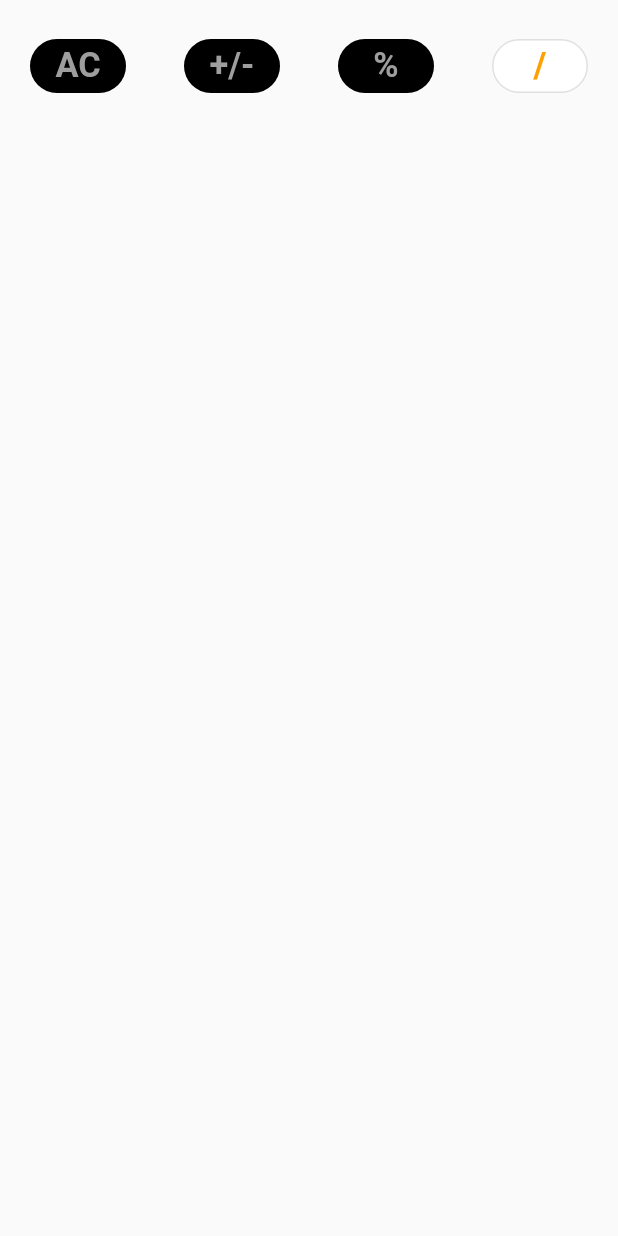
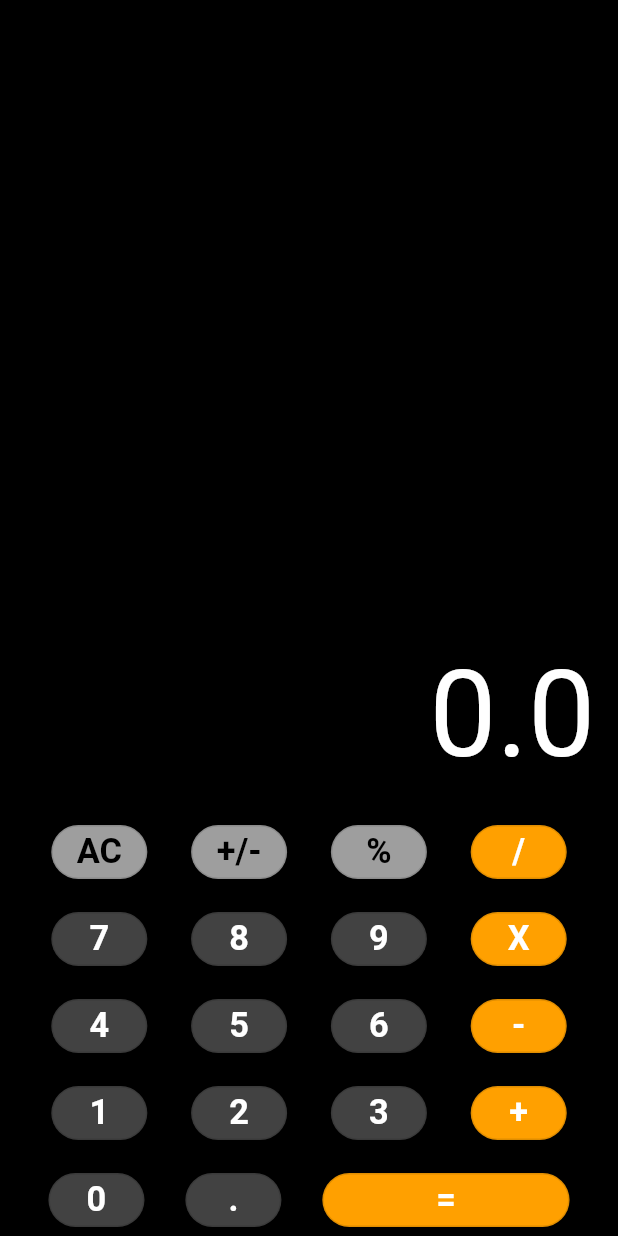
Before and after one commit to devOmedia/calculate_flutter, a Flutter app: the screen it shows after launch, on a phone screen of 412 x 824 dp. Run offline on Flutter 3.47's test engine with Material 2 defaults, Android fonts, the phone set to English and light mode, and no system bars.

Commit message:
modified the ui

```diff
--- a/lib/homeScreen.dart
+++ b/lib/homeScreen.dart
@@ -8,32 +8,116 @@ class HomeScreen extends StatefulWidget {
 }
 
 class _HomeScreenState extends State<HomeScreen> {
-  String result = '1728';
+  String resultTxt = '0.0';
+  final Color btnColor = Colors.grey.shade800;
+  final Color symbolColor = Colors.white;
+
   @override
   Widget build(BuildContext context) {
     return Scaffold(
+      backgroundColor: Colors.black,
       body: Padding(
-        padding: const EdgeInsets.all(10),
-        child: Column(children: [
+        padding: const EdgeInsets.symmetric(horizontal: 5),
+        child: Column(
+          mainAxisAlignment: MainAxisAlignment.end,
+          children: [
+            resultWidget(),
+            const SizedBox(
+              height: 10,
+            ),
             Row(
-            mainAxisAlignment: MainAxisAlignment.spaceBetween,
+              mainAxisAlignment: MainAxisAlignment.spaceEvenly,
               children: [
                 calButton('AC', Colors.grey, Colors.black),
                 calButton('+/-', Colors.grey, Colors.black),
                 calButton('%', Colors.grey, Colors.black),
                 calButton('/', Colors.amber.shade700, Colors.white),
               ],
+            ),
+            const SizedBox(
+              height: 10,
+            ),
+            Row(
+              mainAxisAlignment: MainAxisAlignment.spaceEvenly,
+              children: [
+                calButton('7', btnColor, symbolColor),
+                calButton('8', btnColor, symbolColor),
+                calButton('9', btnColor, symbolColor),
+                calButton('X', Colors.amber.shade700, symbolColor),
+              ],
+            ),
+            const SizedBox(
+              height: 10,
+            ),
+            Row(
+              mainAxisAlignment: MainAxisAlignment.spaceEvenly,
+              children: [
+                calButton('4', btnColor, Colors.white),
+                calButton('5', btnColor, Colors.white),
+                calButton('6', Colors.grey.shade800, Colors.white),
+                calButton('-', Colors.amber.shade700, Colors.white),
+              ],
+            ),
+            const SizedBox(
+              height: 10,
+            ),
+            Row(
+              mainAxisAlignment: MainAxisAlignment.spaceEvenly,
+              children: [
+                calButton('1', Colors.grey.shade800, Colors.white),
+                calButton('2', Colors.grey.shade800, Colors.white),
+                calButton('3', Colors.grey.shade800, Colors.white),
+                calButton('+', Colors.amber.shade700, Colors.white),
+              ],
+            ),
+            const SizedBox(
+              height: 10,
+            ),
+            Row(
+              mainAxisAlignment: MainAxisAlignment.spaceEvenly,
+              children: [
+                calButton('0', btnColor, symbolColor),
+                calButton('.', btnColor, symbolColor),
+                Container(
+                    width: MediaQuery.of(context).size.width * 0.4,
+                    child: calButton('=', Colors.amber.shade700, symbolColor))
+              ],
             )
-        ]),
+          ],
+        ),
       ),
     );
   }
 
-  Widget calButton(String btnsymbol, Color symbolColor, Color btnColor) {
-    return Padding(
-      padding: const EdgeInsets.all(10.0),
-      child: OutlinedButton(
-        onPressed: () {},
+  SingleChildScrollView resultWidget() {
+    return SingleChildScrollView(
+      scrollDirection: Axis.vertical,
+      child: Row(
+        mainAxisAlignment: MainAxisAlignment.end,
+        children: [
+          Padding(
+            padding: const EdgeInsets.all(10),
+            child: Text(
+              resultTxt,
+              textAlign: TextAlign.left,
+              style: const TextStyle(
+                color: Colors.white,
+                fontSize: 80,
+              ),
+            ),
+          )
+        ],
+      ),
+    );
+  }
+
+  calculation(String symbol) {}
+
+  Widget calButton(String btnsymbol, Color btnColor, Color symbolColor) {
+    return OutlinedButton(
+      onPressed: () {
+        calculation(btnsymbol);
+      },
       style: ButtonStyle(
         backgroundColor: MaterialStateProperty.all(btnColor),
         shape: MaterialStateProperty.all(
@@ -50,25 +134,11 @@ class _HomeScreenState extends State<HomeScreen> {
           color: symbolColor,
         ),
       ),
-      ),
     );
-  }
-
-  Container resultText() {
-    return Container(
-      alignment: Alignment.centerRight,
-      child: Text(
-        result,
-        style: const TextStyle(
-          fontSize: 28,
-          fontWeight: FontWeight.bold,
-        ),
-      ),
-    );
-  }
   }
 
   dynamic getadaptiveTextSize(BuildContext context, dynamic value) {
     // 720 is medium screen height
     return (value / 720) * MediaQuery.of(context).size.height;
   }
+}
```
Lines whose indentation alone changed are shown as unchanged.
